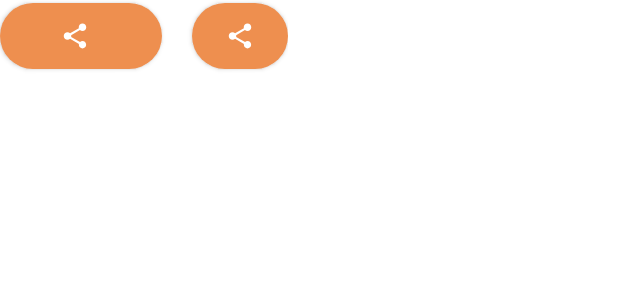
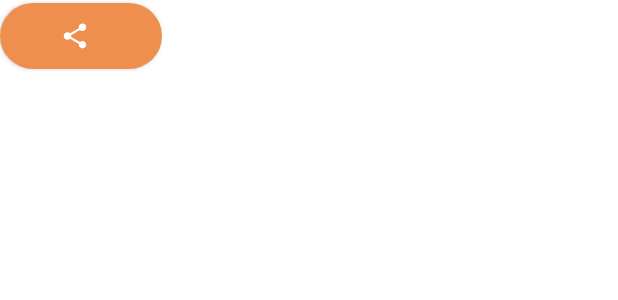
Before and after one commit to yugeshjain/Compressed-Image-Share, an Android app built with Jetpack Compose: the @Preview function ShareButtonPreview, on a phone screen of 412 x 824 dp. Shown: the top 300 px of the screen. Run offline under Robolectric (Android 15) with nearby library versions, the phone set to English and light mode, and no system bars; our stand-ins replace accompanist.

Commit message:
share button

```diff
--- a/app/src/main/AndroidManifest.xml
+++ b/app/src/main/AndroidManifest.xml
@@ -27,6 +27,7 @@
         <activity
             android:name=".MainActivity"
             android:exported="true"
+            android:screenOrientation="portrait"
             android:label="@string/app_name"
             android:theme="@style/Theme.CompressedImageShare">
             <intent-filter>
--- a/app/src/main/java/com/yugesh/compressedimageshare/ui/components/ShareButton.kt
+++ b/app/src/main/java/com/yugesh/compressedimageshare/ui/components/ShareButton.kt
@@ -59,23 +59,6 @@ fun ShareButton(
                 )
             }
         )
-
-        Button(
-            modifier = Modifier.padding(start = 20.dp),
-            colors = ButtonDefaults.buttonColors(backgroundColor = CompressedImageSharingTheme.colors.buttonBackground),
-            shape = CircleShape,
-            onClick = onClick,
-            content = {
-                Icon(
-                    painter = painterResource(id = R.drawable.ic_share),
-                    tint = CompressedImageSharingTheme.colors.textPrimary,
-                    contentDescription = "",
-                    modifier = Modifier
-                        .padding(4.dp)
-                        .size(20.dp)
-                )
-            }
-        )
     }
 }
 
```
